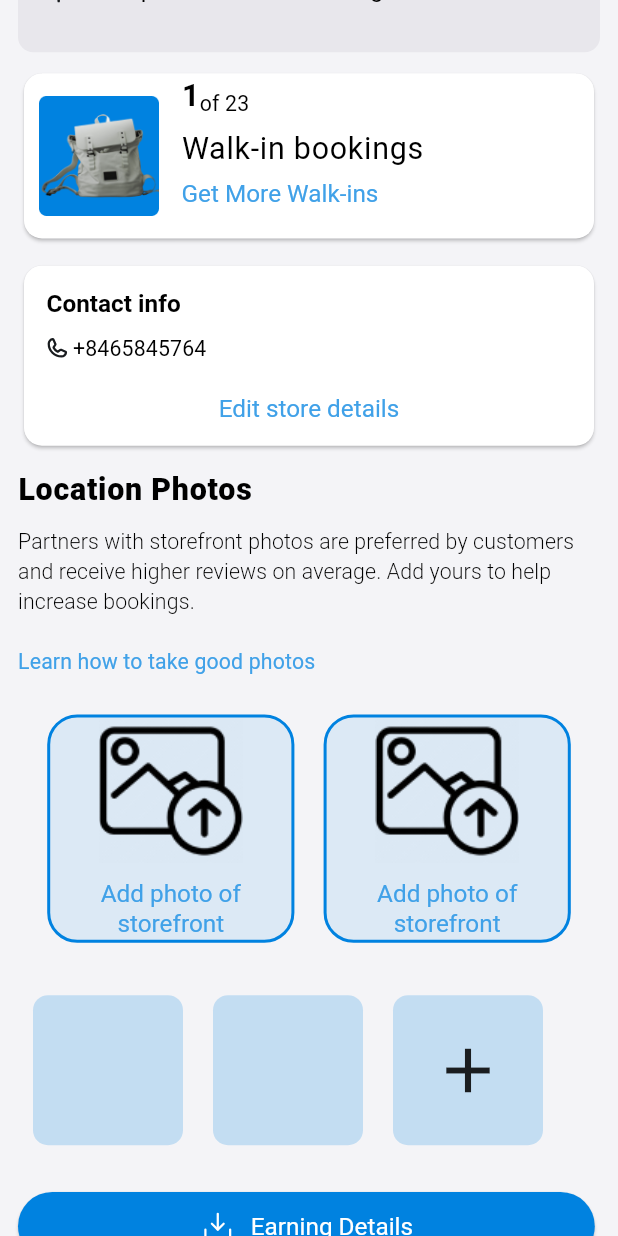
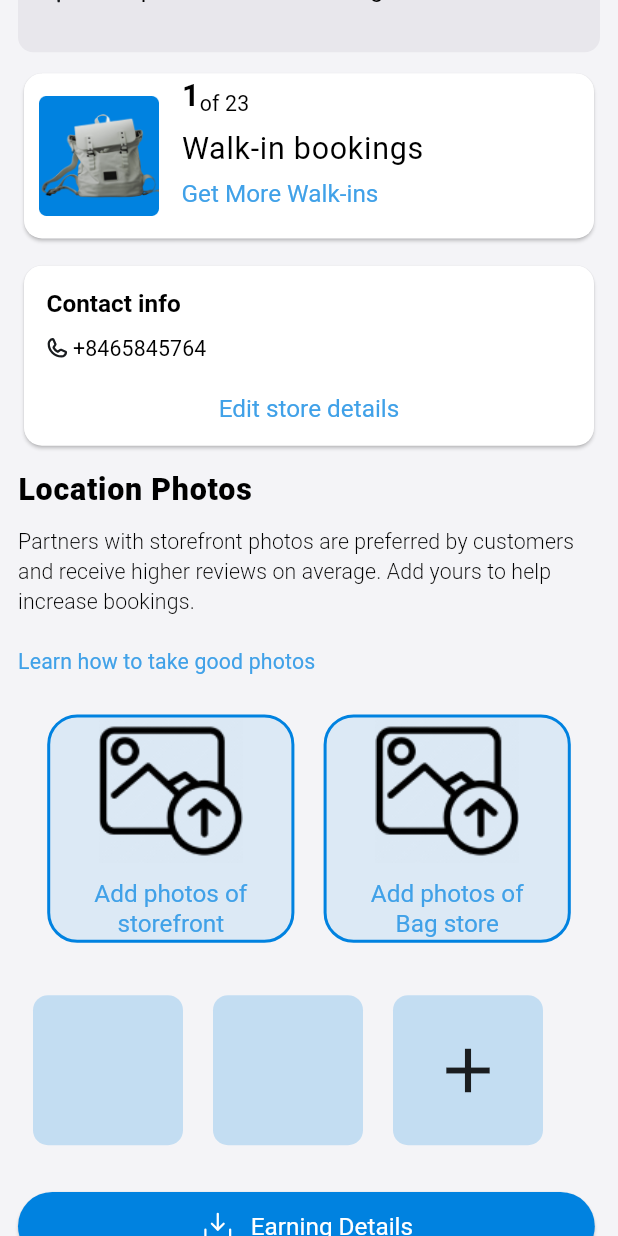
Before and after one commit to sohanthink/cenith-merchant, a Flutter app: the StoreView screen opened directly, scrolled down 576 dp, on a phone screen of 412 x 824 dp. Run offline on Flutter 3.47's test engine with Material 3 defaults, Android fonts, the phone set to English and light mode, and no system bars; our stand-ins replace flutter_screenutil, flutter_svg, get, hive, table_calendar; missing offline and left inert: mobile_scanner; accounts and stored records are empty; project files that could hold a hidden picture were left out.

Commit message:
complete store screen ui

```diff
--- a/lib/core/constants/asstes_path/icons_path.dart
+++ b/lib/core/constants/asstes_path/icons_path.dart
@@ -24,6 +24,7 @@ class IconsPath{
   static const String hyperlinkIconSvg = '$_basePath/hyper_link_Icon.svg';
   static const String logoSvg = '$_basePath/logo.svg';
   static const String luggageIconSvg = '$_basePath/luggage_icon.svg';
+  static const String bagIconSvg = '$_basePath/bag_icon.svg';
   static const String peopleStaffIconSvg = '$_basePath/lpeople_staff_icon.svg';
   static const String phoneIconSvg = '$_basePath/phone_icon.svg';
   static const String questionRoundIconSvg = '$_basePath/question_round_icon.svg';
--- a/lib/core/constants/asstes_path/image_paths.dart
+++ b/lib/core/constants/asstes_path/image_paths.dart
@@ -2,7 +2,7 @@ class ImagePaths {
   static const String _basePath  = 'assets/images';
   static const String bagImagePng  = '$_basePath/bag.png';
   static const String uploadImagePng  = '$_basePath/upload_image.png';
-  static const String person_demo  = '$_basePath/person_demo.png';
+  static const String personDemo  = '$_basePath/person_demo.png';
 
 
 }
--- a/lib/features/store/view/over_view.dart
+++ b/lib/features/store/view/over_view.dart
@@ -1,5 +1,6 @@
 import 'package:cenith_marchent/core/constants/asstes_path/icons_path.dart';
 import 'package:cenith_marchent/core/constants/asstes_path/image_paths.dart';
+import 'package:cenith_marchent/features/common/contact_support_text.dart';
 import 'package:flutter/material.dart';
 import 'package:flutter_screenutil/flutter_screenutil.dart';
 import 'package:flutter_svg/flutter_svg.dart';
@@ -33,24 +34,76 @@ class _OverViewState extends State<OverView> {
           SizedBox(height: 10.h),
           buildLocationPhotoSection(context),
           SizedBox(height: 15),
-          Column(
+          buildReviewSection(context),
+        ],
+      ),
+    );
+  }
+
+  Column buildReviewSection(BuildContext context) {
+    return Column(
+          crossAxisAlignment: CrossAxisAlignment.start,
           children: [
-              Text('Reviews'),
-              Text('12 reviews'),
-              Container(
+            Text('Reviews',style: fontSize24(context)!.copyWith(color: Colors.black,fontWeight: FontWeight.w600),),
+            SizedBox(height: 5.h,),
+            Text('12 reviews',style: fontSize12(context)!.copyWith(color: Colors.black),),
+            SizedBox(height: 8.h,),
+            reviewCard(context,
+            Name: 'Charise Wokes',
+              date: '3 days ago',
+              stars: 5,
+            ),
+            SizedBox(height: 8.h,),
+            reviewCard(context,
+              Name: 'Charise Wokes',
+              date: '3 days ago',
+              stars: 5,
+            ),
+
+            SizedBox(height: 20.h,),
+            Text('I think this is one of the best store where i leave'
+                'my bag,, the staff are very friendly and I bought some others thing where they make me a good price'),
+            SizedBox(height: 40.h,),
+
+
+            Center(child: ContactSupportText.supportText(context, () {})),
+
+            SizedBox(height: 20.h)
+
+          ],
+        );
+  }
+
+  Container reviewCard(BuildContext context ,{required String Name, required String date, required int stars}) {
+    return Container(
+              padding: EdgeInsets.all(10),
               decoration: BoxDecoration(color: Colors.white),
               child: Row(
+
                 children: [
                   CircleAvatar(
                     radius: 30.r,
-                      backgroundImage: AssetImage(ImagePaths.person_demo),
+                    backgroundImage: AssetImage(ImagePaths.personDemo),
                   ),
-                    SizedBox(width: 10.w,)
-
+                  SizedBox(width: 10.w),
+                  Column(
+                    mainAxisAlignment: MainAxisAlignment.start,
+                    crossAxisAlignment: CrossAxisAlignment.start,
+                    children: [
+                      SizedBox(height: 10.h),
+                      Text('Chris Wokes',style: fontSize20(context)!.copyWith(color: Colors.black),),
+                      Text('3 days ago'),
                     ],
                   ),
-              ),
-            ],
+                  Spacer(),
+                  Row(
+                    crossAxisAlignment: CrossAxisAlignment.center,
+                    children: List.generate(5, (index) {
+                      return SvgPicture.asset(
+                        IconsPath.starIconSvg,
+                        color: AppColors.themColor,
+                      );
+                    }),
                   ),
                 ],
               ),
@@ -83,8 +136,8 @@ class _OverViewState extends State<OverView> {
         Row(
           mainAxisAlignment: MainAxisAlignment.spaceEvenly,
           children: [
-            GestureDetector(onTap: () {}, child: uploadImageCard(context)),
-            GestureDetector(onTap: () {}, child: uploadImageCard(context)),
+            GestureDetector(onTap: () {}, child: uploadImageCard(context, 'Add photos of\nstorefront')),
+            GestureDetector(onTap: () {}, child: uploadImageCard(context, 'Add photos of\nBag store')),
           ],
         ),
         SizedBox(height: 25),
@@ -130,7 +183,7 @@ class _OverViewState extends State<OverView> {
     );
   }
 
-  Container uploadImageCard(BuildContext context) {
+  Container uploadImageCard(BuildContext context, String title) {
     return Container(
       height: 150.h,
       width: 150.w,
@@ -151,7 +204,7 @@ class _OverViewState extends State<OverView> {
             SizedBox(height: 10),
             Text(
               textAlign: TextAlign.center,
-              'Add photo of\nstorefront',
+              title,
               style: fontSize16(context),
             ),
           ],
@@ -274,7 +327,7 @@ class _OverViewState extends State<OverView> {
           horizontalDevider(),
           storeCommissionRateCard(
             context,
-            iconsPath: IconsPath.luggageIconSvg,
+            iconsPath: IconsPath.bagIconSvg,
             rate: '€3.50 ',
             titleText: 'per regular bag stored',
           ),
```
Also changed, not shown: pubspec.yaml (+0 -11 lines), assets/icons/bag_icon.svg (added), assets/icons/luggage_icon.svg (added), 7 other files. Lines whose indentation alone changed are shown as unchanged.
